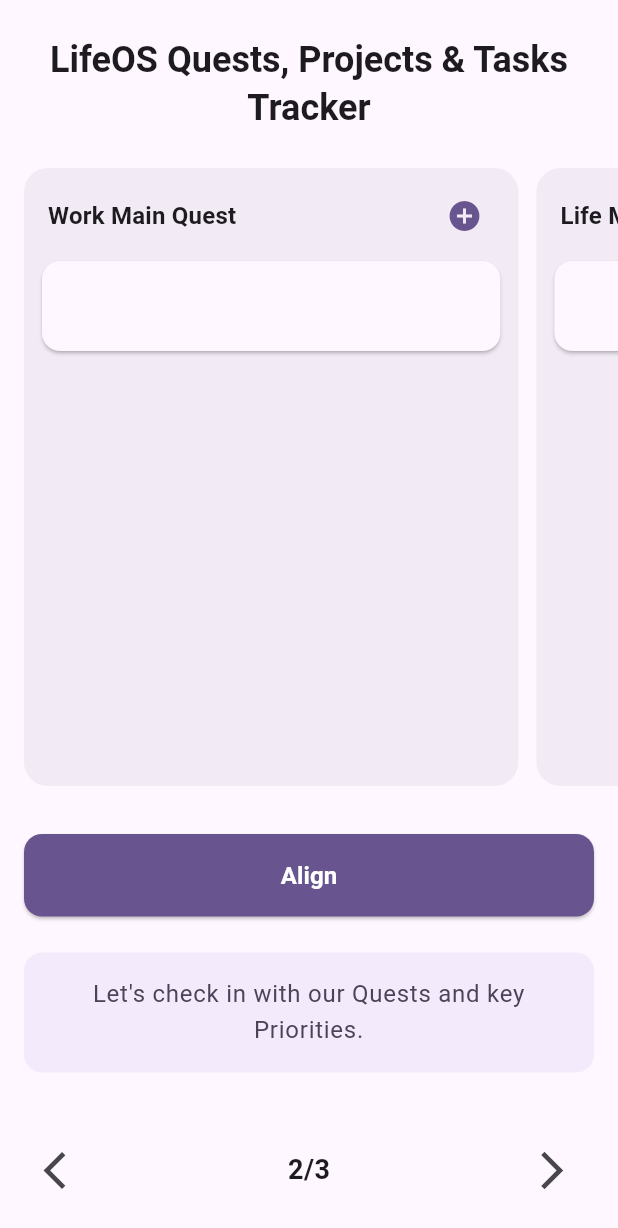
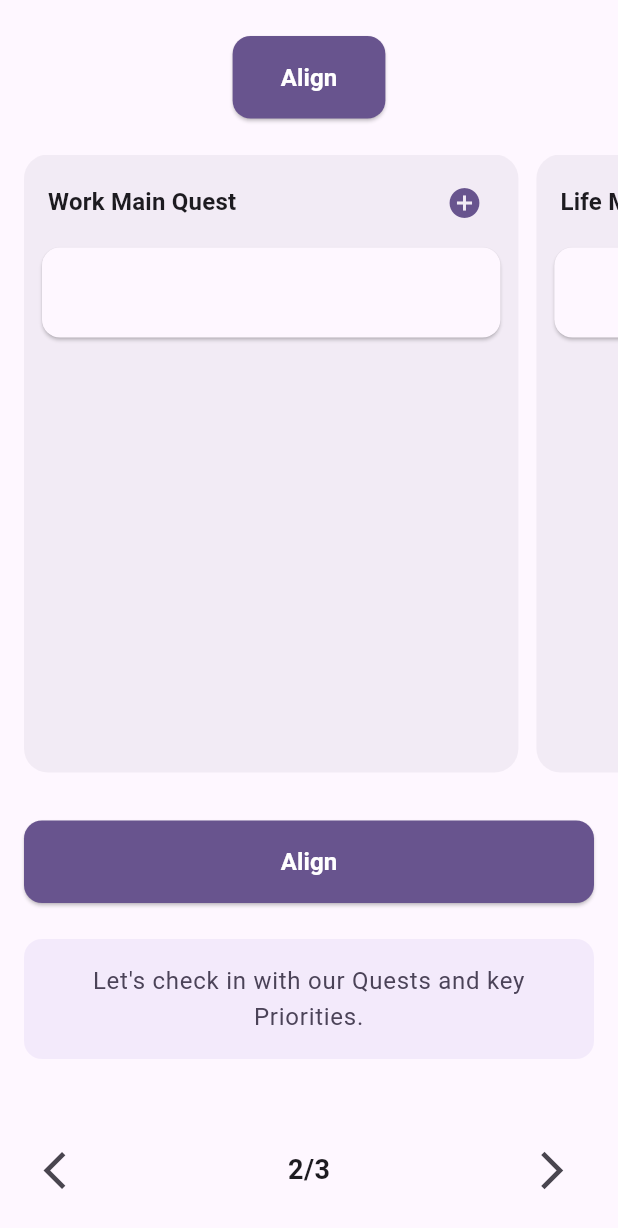
Before and after one commit to shailedrathakur300/LifeOs, a Flutter app: the screen it shows after launch, after a tap on the "arrow forward ios" icon, on a phone screen of 412 x 824 dp. Shown: the top 1228 px of the screen. Run offline on Flutter 3.47's test engine with Material 3 defaults, Android fonts, the light colour scheme and no system bars.

Commit message:
go second line & fix align line possition

```diff
--- a/lib/feature/screen/home/aligh.dart
+++ b/lib/feature/screen/home/aligh.dart
@@ -71,10 +71,17 @@ class _OnboardingLifeOSScreenState extends State<OnboardingLifeOSScreen> {
       delegate: SliverChildListDelegate([
         Padding(
           padding: const EdgeInsets.symmetric(horizontal: 16.0, vertical: 24.0),
-          child: Text(
-            "LifeOS Quests, Projects & Tasks Tracker",
-            textAlign: TextAlign.center,
-            style: Theme.of(context).textTheme.headlineSmall?.copyWith(fontWeight: FontWeight.bold),
+          child: Center(
+            child: ElevatedButton(
+              onPressed: () {},
+              style: ElevatedButton.styleFrom(
+                padding: const EdgeInsets.symmetric(vertical: 16, horizontal: 32),
+                shape: RoundedRectangleBorder(borderRadius: BorderRadius.circular(12)),
+                backgroundColor: Theme.of(context).colorScheme.primary,
+                foregroundColor: Theme.of(context).colorScheme.onPrimary,
+              ),
+              child: const Text("Align", style: TextStyle(fontSize: 16, fontWeight: FontWeight.bold)),
+            ),
           ),
         ),
         // The horizontally scrolling section is constrained to 50% of the screen height.
--- a/lib/feature/screen/home/morningmanifesto.dart
+++ b/lib/feature/screen/home/morningmanifesto.dart
@@ -95,14 +95,16 @@ class _MorningManifestoPageState extends State<MorningManifestoPage> with Automa
             textInputAction: TextInputAction.newline,
             maxLines: null,
             decoration: const InputDecoration(
-              hintText: 'Type a list... (e.g., - My first point)',
+              hintText: '..',
             ),
           ),
           const SizedBox(height: 20),
           const Text("I am grateful for...."),
           TextField(
             controller: _gratefulController,
-            textInputAction: TextInputAction.done,
+            keyboardType: TextInputType.multiline,
+            textInputAction: TextInputAction.newline,
+            maxLines: null,
           ),
         ],
       ),
```
